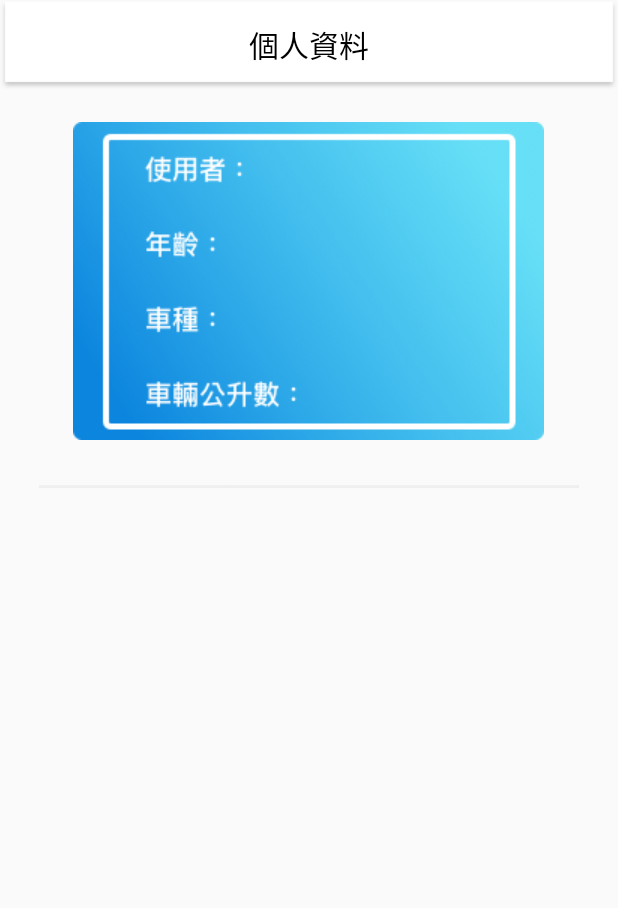
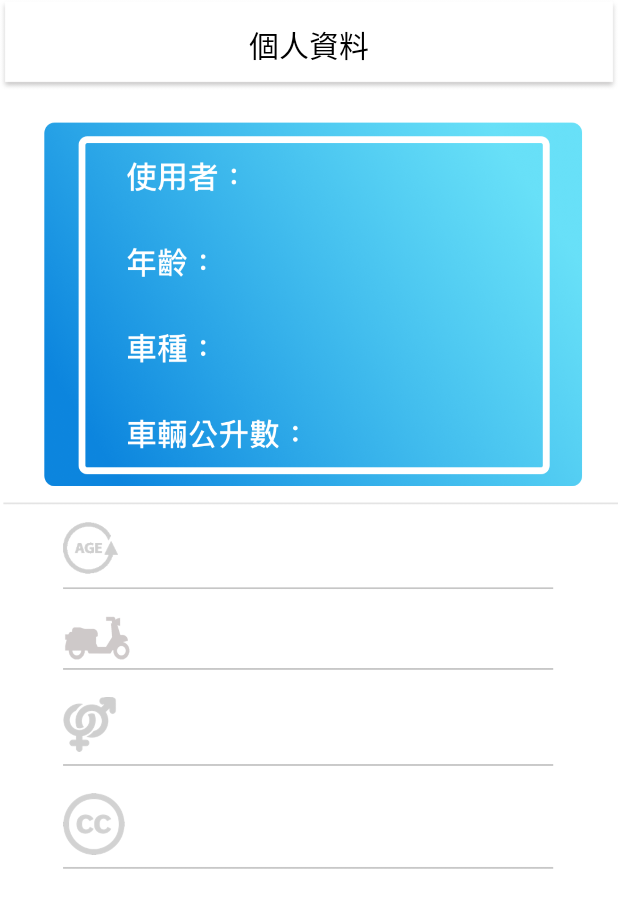
Before and after one commit to chuanshenghung/ScooterProject, an Android app: the layout activity_personal.xml on its own in the app's theme, with its tools: preview values and no code run, on a phone screen of 412 x 824 dp. Shown: the top 908 px of the screen. Run offline under Robolectric (Android 15) with nearby library versions, the phone set to English and light mode, and no system bars.

Commit message:
背景設定好 不模糊

```diff
--- a/ScooterProject2/app/src/main/res/layout/activity_personal.xml
+++ b/ScooterProject2/app/src/main/res/layout/activity_personal.xml
@@ -4,10 +4,11 @@
     xmlns:tools="http://schemas.android.com/tools"
     android:layout_width="match_parent"
     android:layout_height="match_parent"
+    android:background="@android:color/white"
     tools:context="com.example.gavinhung.scooterproject2.PersonalActivity">
 
     <TextView
-        android:id="@+id/titletext"
+        android:id="@+id/titletext1"
         android:layout_width="match_parent"
         android:layout_height="60dp"
         android:gravity="center"
@@ -19,29 +20,12 @@
 
     <RelativeLayout
         android:id="@+id/s1"
-        android:layout_width="wrap_content"
-        android:layout_height="wrap_content"
-        android:layout_alignParentTop="true"
-        android:layout_centerHorizontal="true"
-        android:layout_marginTop="81dp">
+        android:layout_width="match_parent"
+        android:layout_height="534dp"
+        android:layout_alignParentStart="true"
+        android:layout_below="@+id/titletext1"
+        android:background="@drawable/personalactivity_background">
 
-
-        <ImageView
-            android:id="@+id/imageView7"
-            android:layout_width="wrap_content"
-            android:layout_height="wrap_content"
-            android:layout_alignParentTop="true"
-            android:layout_centerHorizontal="true"
-            app:srcCompat="@drawable/personalactivity_topimg" />
-
-        <ImageView
-            android:id="@+id/imageView8"
-            android:layout_width="wrap_content"
-            android:layout_height="wrap_content"
-            android:layout_alignParentStart="true"
-            android:layout_alignParentTop="true"
-            android:layout_marginTop="242dp"
-            app:srcCompat="@drawable/mainactivity_mid_line" />
 
     </RelativeLayout>
 </RelativeLayout>
```
Also changed, not shown: ScooterProject2/app/src/main/java/com/example/gavinhung/scooterproject2/MainActivity.java (+20 -4 lines), ScooterProject2/app/src/main/res/layout/activity_main.xml (+18 -10 lines), ScooterProject2/app/src/main/res/drawable/personalactivity_background.png (added).
